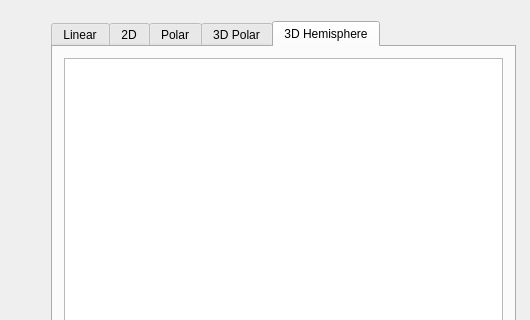
Old version of the form DiodeTestGUI/mainwindow.ui in the repository vanbear/DiodeTestApplication; both pictures show x 0 to 530 and y 0 to 320 of the 869 by 638 pixel window.
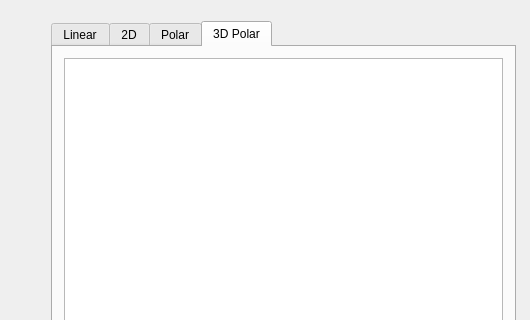
New version of the form. The open tabs and pages were chosen to show the change.

Commit message: Get rid of hemisphere plot

Diff of the .ui file:
```diff
--- a/DiodeTestGUI/mainwindow.ui
+++ b/DiodeTestGUI/mainwindow.ui
@@ -115,16 +115,6 @@
           </item>
          </layout>
         </widget>
-        <widget class="QWidget" name="tab3DHemisphere">
-         <attribute name="title">
-          <string>3D Hemisphere</string>
-         </attribute>
-         <layout class="QHBoxLayout" name="horizontalLayout_9">
-          <item>
-           <widget class="QGraphicsView" name="polar3DSpherePlotView"/>
-          </item>
-         </layout>
-        </widget>
        </widget>
       </item>
       <item>
```
Left out of the diff: 2 changed lines with no effect on the pictures. The commit also changes 4 other files.
